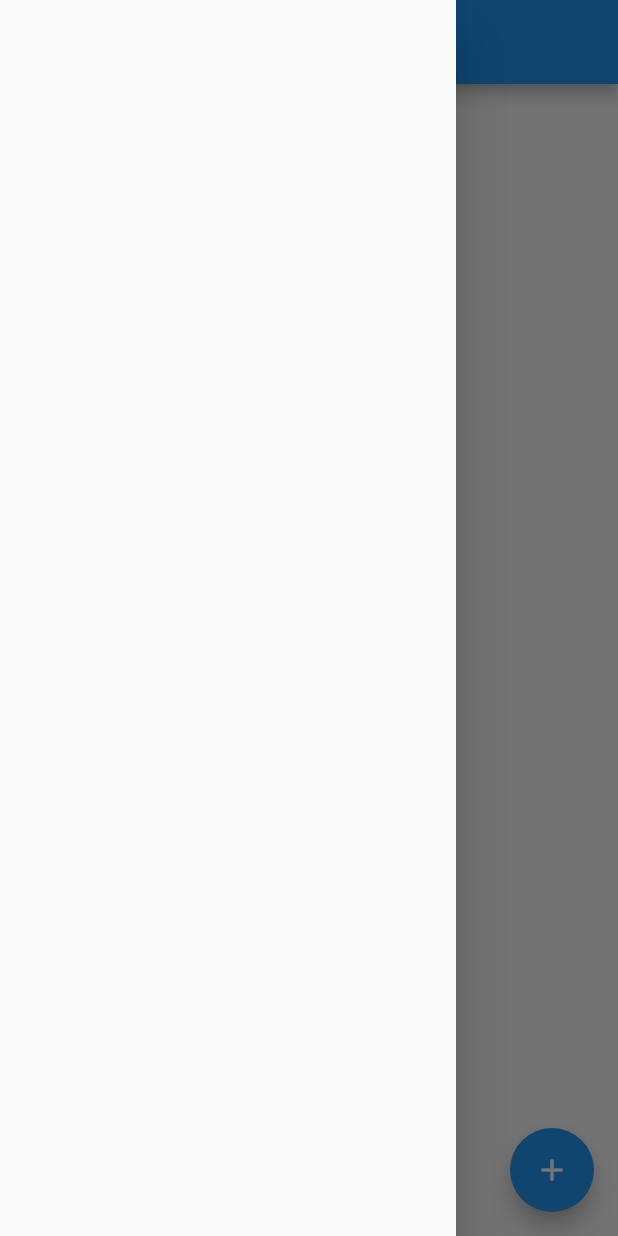
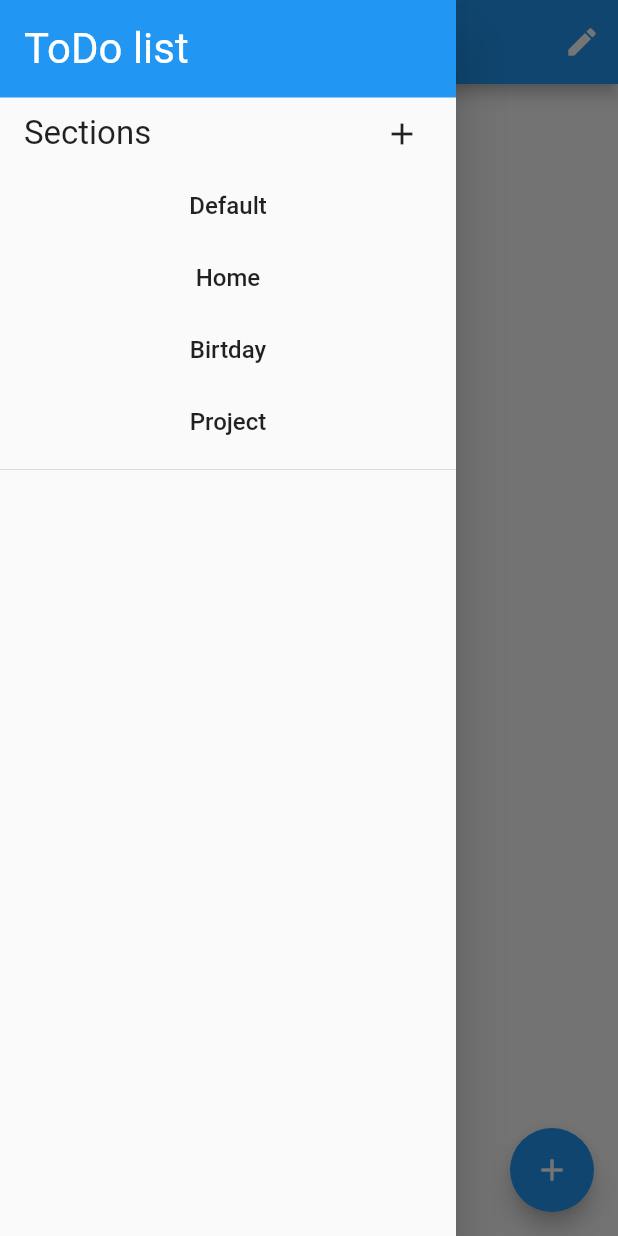
Before and after one commit to scrolltex/flutter_todo, a Flutter app: the screen it shows after launch, with the side drawer open, on a phone screen of 412 x 824 dp. Run offline on Flutter 3.47's test engine with Material 2 defaults, Android fonts, the phone set to English and light mode, and no system bars.

Commit message:
Add sections and data manager feature

```diff
--- /dev/null
+++ b/lib/data_manager.dart
@@ -0,0 +1,78 @@
+import 'model/todo_entry.dart';
+
+class DataManager {
+  static final DataManager _instance = new DataManager._internal();
+
+  DataManager._internal();
+  factory DataManager() {
+    return _instance;
+  }
+
+  var _todoList = <TodoEntryModel>[
+    new TodoEntryModel(0, 0, "Make a sandwich", TodoImportance.Low, false),
+    new TodoEntryModel(1, 1, "Make clean", TodoImportance.Low, false),
+    new TodoEntryModel(2, 1, "Buy a new chair", TodoImportance.Low, true),
+    new TodoEntryModel(1, 1, "Assemble the chair", TodoImportance.Middle, false),
+    new TodoEntryModel(3, 2, "Rent a hall", TodoImportance.High, false),
+    new TodoEntryModel(4, 3, "Complete the new feature", TodoImportance.Middle, false),
+  ];
+
+  var _sections = <int, String>{
+    0: 'Default',
+    1: 'Home',
+    2: 'Birtday',
+    3: 'Project',
+  };
+
+  /// Return next id of todos
+  num getTodoNextId() {
+    num maxId = 0;
+    for (var entry in _todoList) {
+      if(entry.id > maxId)
+        maxId = entry.id;
+    }
+
+    return maxId + 1;
+  }
+
+  /// Return all todos for specified section
+  Iterable<TodoEntryModel> getTodo(int section) => _todoList.where((item) => item.section == section);
+
+  /// Add new todo entry
+  void addTodo(TodoEntryModel model) => _todoList.add(model);
+
+  /// Update
+  void updateTodo(int id, TodoEntryModel newModel) => _todoList[id] = newModel;
+
+  /// Delete todo entry by id
+  void deleteTodo(int id) => _todoList.removeWhere((item) => item.id == id);
+
+  /// Return next id of sections
+  int getSectionNextId() {
+    num maxId = 0;
+    for (var key in _sections.keys) {
+      if(key > maxId)
+        maxId = key;
+    }
+
+    return maxId + 1;
+  }
+
+  /// Return all sections
+  Map<int, String> getSections() => _sections;
+
+  /// Return section by id
+  String getSection(int id) => _sections[id];
+
+  /// Update section title by id
+  void updateSection(int id, String title) => _sections[id] = title;
+
+  /// Add new section with specified  id and title
+  void addSection(int id, String title) => _sections.addAll({id: title});
+
+  /// Delete section by id
+  void deleteSection(int id) {
+    _todoList.removeWhere((item) => item.section == id);
+    _sections.remove(id);
+  }
+}
--- a/lib/model/todo_entry.dart
+++ b/lib/model/todo_entry.dart
@@ -5,9 +5,18 @@ enum TodoImportance {
 }
 
 class TodoEntryModel {
-  TodoEntryModel(this.title, this.importance, this.done);
+  TodoEntryModel(this.id, this.section, this.title, this.importance, this.done);
 
+  int id;
+  int section;
+  String title;
+  TodoImportance importance;
   bool done;
-  TodoImportance importance;
+}
+
+class SectionModel {
+  SectionModel(this.id, this.title);
+
+  int id;
   String title;
 }
--- a/lib/todo_list_page.dart
+++ b/lib/todo_list_page.dart
@@ -4,6 +4,7 @@ import 'package:flutter/material.dart';
 
 import 'model/todo_entry.dart';
 import 'todo_entry_dialog.dart';
+import 'data_manager.dart';
 
 Icon getImportanceIcon(TodoImportance importance) {
   switch (importance) {
@@ -20,21 +21,53 @@ Icon getImportanceIcon(TodoImportance importance) {
 
 class TodoListPage extends StatefulWidget {
   @override
-  _TodoListPageState createState() => new _TodoListPageState();
+  TodoListPageState createState() => new TodoListPageState();
 }
 
-class _TodoListPageState extends State<TodoListPage> {
+class TodoListPageState extends State<TodoListPage> {
+  int _selectedSection = 0;
   List<TodoEntryModel> _todoList = new List();
   ScrollController _listViewScrollController = new ScrollController();
+  TextEditingController _titleEditingController;
+
+  DataManager data = new DataManager();
+
+  bool _editSectionTitle = false;
+
+  @override
+  void initState() {
+    _selectSection(0);
+    _titleEditingController = new TextEditingController(text: data.getSection(_selectedSection));
+    super.initState();
+  }
 
   @override
   Widget build(BuildContext context) {
-    var drawer = new Drawer();
+    return new Scaffold(
+      drawer: _buildDrawer(context),
+      appBar: new AppBar(
+        title: _editSectionTitle
+            ? new TextField(
+                controller: _titleEditingController,
+                decoration: new InputDecoration(hintText: "Section title"),
+                style: new TextStyle(color: Colors.white))
+            : new Text("${data.getSection(_selectedSection)}"),
+        actions: [
+          _editSectionTitle
+              ? new IconButton(
+                  icon: new Icon(Icons.delete),
+                  onPressed: () => _deleteSection(_selectedSection))
+              : new Container(),
+          new IconButton(
+            icon: new Icon(_editSectionTitle ? Icons.save : Icons.edit),
+            onPressed: () => setState(() {
+              if (_editSectionTitle)
+                data.updateSection(_selectedSection, _titleEditingController.text);
 
-    return new Scaffold(
-      drawer: drawer,
-      appBar: new AppBar(
-        title: new Text("TODO list"),
+              _editSectionTitle = !_editSectionTitle;
+            }),
+          )
+        ],
       ),
       body: _buildTodoList(),
       floatingActionButton: new FloatingActionButton(
@@ -62,11 +95,79 @@ class _TodoListPageState extends State<TodoListPage> {
     );
   }
 
+  Widget _buildDrawer(BuildContext context) {
+    var drawerItems = <Widget>[];
+
+    drawerItems.add(new DecoratedBox(
+      child: new Padding(
+        padding: const EdgeInsets.all(16.0),
+        child: new Text(
+          'ToDo list',
+          //textAlign: TextAlign.center,
+          style: new TextStyle(
+            fontSize: 28.0,
+            color: Colors.white),
+        )),
+      decoration: new BoxDecoration(
+        color: Colors.blue
+      ),
+    ));
+
+    // Sections
+    drawerItems.add(new Padding(
+        padding: const EdgeInsets.only(left: 16.0, right: 16.0),
+        child: new Row(children: [
+          new Expanded(
+              child:
+                  new Text("Sections", style: new TextStyle(fontSize: 22.0))),
+          new IconButton(
+            icon: new Icon(Icons.add),
+            alignment: Alignment.centerRight,
+            onPressed: _addSection,
+          ),
+        ])));
+
+    for (var idx in data.getSections().keys) {
+      drawerItems.add(new FlatButton(
+          child: new Text(data.getSection(idx),
+              style: new TextStyle(fontSize: 16.0)),
+          onPressed: () {
+            _selectSection(idx);
+            Navigator.pop(context);
+          }));
+    }
+
+    drawerItems.add(new Divider());
+
+    return new Drawer(child: new ListView(primary: false, children: drawerItems));
+  }
+
+  void _addSection() {
+    setState(() => data.addSection(data.getSectionNextId(), "New Section"));
+  }
+
+  void _deleteSection(int sectionId) {
+    setState(() {
+      data.deleteSection(sectionId);
+      _editSectionTitle = false;
+      if (_selectedSection == sectionId)
+        _selectSection(data.getSections().keys.elementAt(0));
+    });
+  }
+
+  void _selectSection(int sectionId) {
+    setState(() {
+      _editSectionTitle = false;
+      _todoList = data.getTodo(sectionId).toList();
+      _selectedSection = sectionId;
+    });
+  }
+
   Future _openAddEntryDialog() async {
     var entry =
         await Navigator.of(context).push(new MaterialPageRoute<TodoEntryModel>(
             builder: (BuildContext context) {
-              return new TodoEntryDialog.add();
+              return new TodoEntryDialog.add(_selectedSection);
             },
             fullscreenDialog: true));
 
@@ -74,21 +175,25 @@ class _TodoListPageState extends State<TodoListPage> {
   }
 
   void _addTodoListEntry(TodoEntryModel entry) {
-    setState(() => _todoList.add(entry));
+    setState(() {
+      data.addTodo(entry);
+      _selectSection(entry.section);
+    });
   }
 
-  void _editTodoEntry(TodoEntryModel entry) {
-    Navigator
-        .of(context)
-        .push(new MaterialPageRoute<TodoEntryModel>(
-            builder: (BuildContext context) {
-              return new TodoEntryDialog.edit(entry);
-            },
-            fullscreenDialog: true))
-        .then((newEntry) => setState(() {
-              if (newEntry != null)
-                _todoList[_todoList.indexOf(entry)] = (newEntry as TodoEntryModel);
-            }));
+  void _editTodoEntry(TodoEntryModel entry) async {
+    _editSectionTitle = false;
+
+    var newEntry = await Navigator.of(context).push(
+        new MaterialPageRoute<TodoEntryModel>(
+            builder: (BuildContext context) => new TodoEntryDialog.edit(entry),
+            fullscreenDialog: true));
+
+    setState(() {
+      if (newEntry != null)
+        data.updateTodo(entry.id, (newEntry as TodoEntryModel));
+      _selectSection(_selectedSection);
+    });
   }
 }
 
@@ -116,7 +221,9 @@ class TodoListItemState extends State<TodoListItem> {
           getImportanceIcon(widget.entry.importance),
           new Text(
             widget.entry.title,
-            style: new TextStyle(fontSize: 18.0),
+            style: new TextStyle(
+              fontSize: 18.0,
+              decoration: widget.entry.done ? TextDecoration.lineThrough : null),
           )
         ]));
   }
```
Also changed, not shown: lib/todo_entry_dialog.dart (+21 -25 lines).
